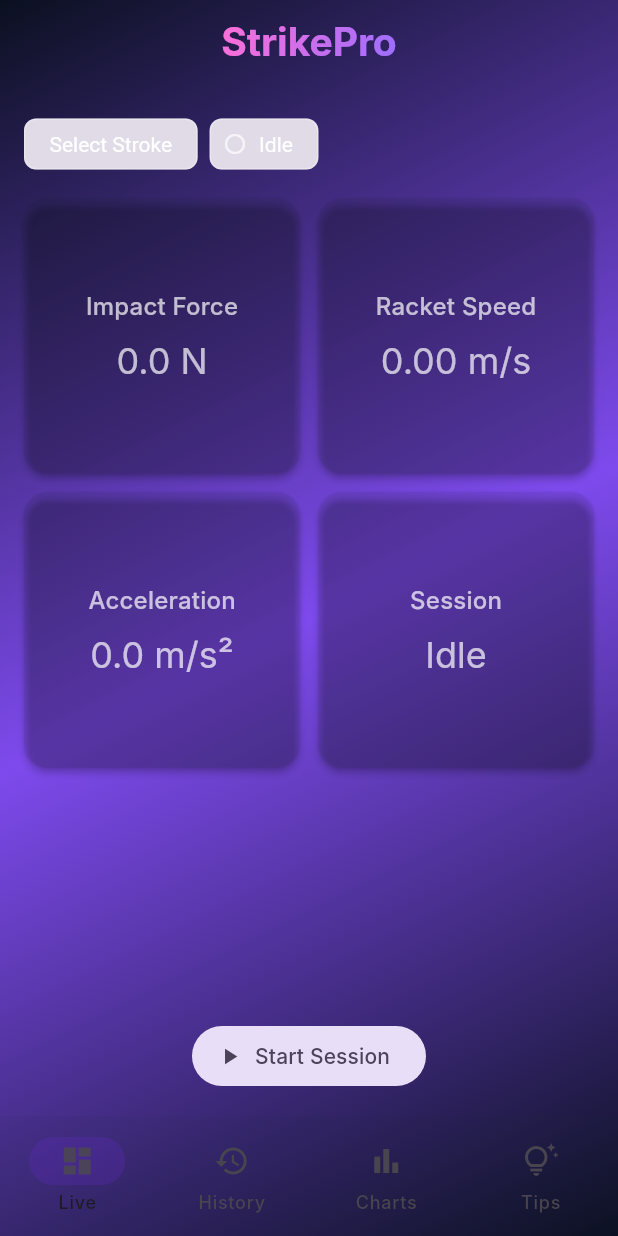
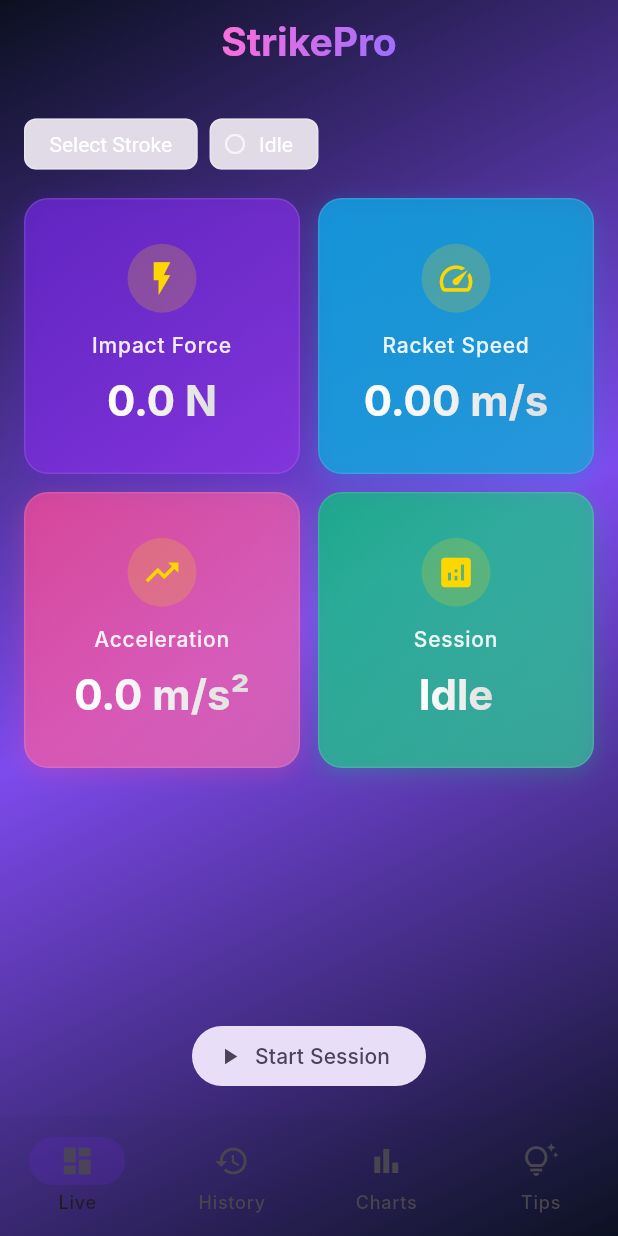
Before and after one commit to fejiibabyy/capstone-flyingbirdies, a Flutter app: the screen it shows after launch, on a phone screen of 412 x 824 dp. Run offline on Flutter 3.47's test engine with Material 3 defaults, Android fonts, the light colour scheme and no system bars; our stand-ins replace fl_chart; Roboto replaces fonts that are missing (Inter).

Commit message:
Update metric_card.dart with gradient backgrounds and gold icons

```diff
--- a/flying_birdies/lib/widgets/metric_card.dart
+++ b/flying_birdies/lib/widgets/metric_card.dart
@@ -8,15 +8,139 @@ class MetricCard extends StatelessWidget {
   @override
   Widget build(BuildContext context) {
     final t = Theme.of(context).textTheme;
-    return Card(
-      child: Padding(
-        padding: const EdgeInsets.all(16),
-        child: Column(mainAxisAlignment: MainAxisAlignment.center, children: [
-          Text(label, style: t.titleMedium),
-          const SizedBox(height: 8),
-          Text(value, style: t.headlineSmall),
-          if (trailing != null) ...[const SizedBox(height: 8), trailing!],
-        ]),
+
+    // Different gradient colors for each different metric type
+    final gradient = _getGradientForLabel(label);
+
+    return Container(
+      decoration: BoxDecoration(
+        gradient: LinearGradient(
+          begin: Alignment.topLeft,
+          end: Alignment.bottomRight,
+          colors: gradient,
+        ),
+        borderRadius: BorderRadius.circular(16),
+        boxShadow: [
+          BoxShadow(
+            color: gradient[0].withOpacity(0.3),
+            blurRadius: 12,
+            offset: const Offset(0, 4),
+          ),
+        ],
+      ),
+      child: Container(
+        decoration: BoxDecoration(
+          borderRadius: BorderRadius.circular(16),
+          border: Border.all(
+            color: Colors.white.withOpacity(0.1),
+            width: 1,
+          ),
+        ),
+        child: Padding(
+          padding: const EdgeInsets.all(20),
+          child: Column(
+            mainAxisAlignment: MainAxisAlignment.center,
+            children: [
+              // Icon for each metric
+              _getIconForLabel(label),
+              const SizedBox(height: 12),
+
+              // Label
+              Text(
+                label,
+                style: t.titleSmall?.copyWith(
+                  color: Colors.white.withOpacity(0.9),
+                  fontWeight: FontWeight.w500,
+                  letterSpacing: 0.5,
+                ),
+                textAlign: TextAlign.center,
+              ),
+              const SizedBox(height: 8),
+
+              // Value with the gradient text
+              ShaderMask(
+                shaderCallback: (bounds) => const LinearGradient(
+                  colors: [Colors.white, Color(0xFFE0E0E0)],
+                ).createShader(bounds),
+                child: Text(
+                  value,
+                  style: t.headlineSmall?.copyWith(
+                    color: Colors.white,
+                    fontWeight: FontWeight.bold,
+                    fontSize: 28,
+                  ),
+                  textAlign: TextAlign.center,
+                ),
+              ),
+
+              if (trailing != null) ...[
+                const SizedBox(height: 8),
+                trailing!
+              ],
+            ],
+          ),
+        ),
+      ),
+    );
+  }
+
+  // Get the gradient colors based on metric type
+  List<Color> _getGradientForLabel(String label) {
+    if (label.contains('Force') || label.contains('Impact')) {
+      return [
+        const Color.fromARGB(255, 105, 38, 212).withOpacity(0.8), // Purple
+        const Color.fromARGB(255, 147, 51, 234).withOpacity(0.6), // Lighter purple
+      ];
+    } else if (label.contains('Speed') || label.contains('Racket')) {
+      return [
+        const Color.fromARGB(255, 14, 165, 233).withOpacity(0.8), // Cyan
+        const Color.fromARGB(255, 6, 182, 212).withOpacity(0.6),  // Light cyan
+      ];
+    } else if (label.contains('Acceleration')) {
+      return [
+        const Color.fromARGB(255, 236, 72, 153).withOpacity(0.8), // Pink
+        const Color.fromARGB(255, 244, 114, 182).withOpacity(0.6), // Light pink
+      ];
+    } else if (label.contains('Session')) {
+      return [
+        const Color.fromARGB(255, 16, 185, 129).withOpacity(0.8), // Green
+        const Color.fromARGB(255, 52, 211, 153).withOpacity(0.6),  // Light green
+      ];
+    }
+    // Default gradient
+    return [
+      const Color.fromARGB(255, 105, 38, 212).withOpacity(0.8),
+      const Color.fromARGB(255, 147, 51, 234).withOpacity(0.6),
+    ];
+  }
+
+  // Get icon based on metric type
+  Widget _getIconForLabel(String label) {
+    IconData icon;
+    Color iconColor = const Color.fromARGB(255, 255, 215, 0); // Bright Gold for all icons
+
+    if (label.contains('Force') || label.contains('Impact')) {
+      icon = Icons.flash_on;
+    } else if (label.contains('Speed') || label.contains('Racket')) {
+      icon = Icons.speed;
+    } else if (label.contains('Acceleration')) {
+      icon = Icons.trending_up;
+    } else if (label.contains('Session')) {
+      icon = Icons.analytics;
+    } else {
+      icon = Icons.info_outline;
+    }
+
+    return Container(
+      padding: const EdgeInsets.all(10),
+      decoration: BoxDecoration(
+        color: iconColor.withOpacity(0.2),
+        shape: BoxShape.circle,
+      ),
+      child: Icon(
+        icon,
+        color: iconColor,
+        size: 26,
       ),
     );
   }
```
